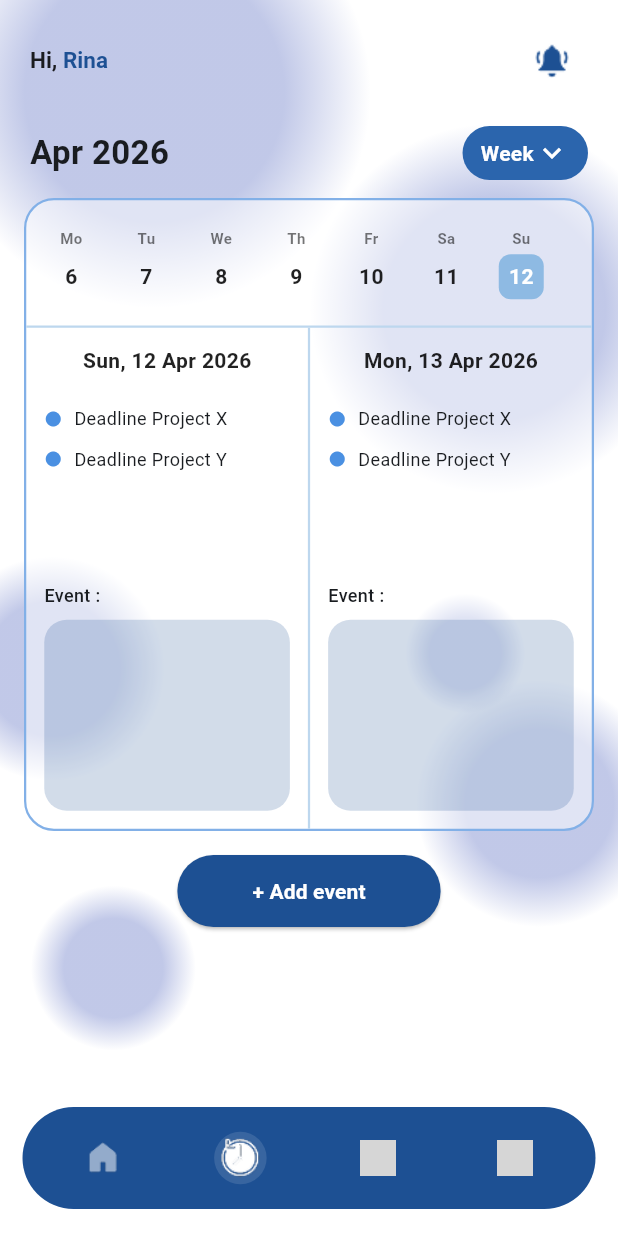
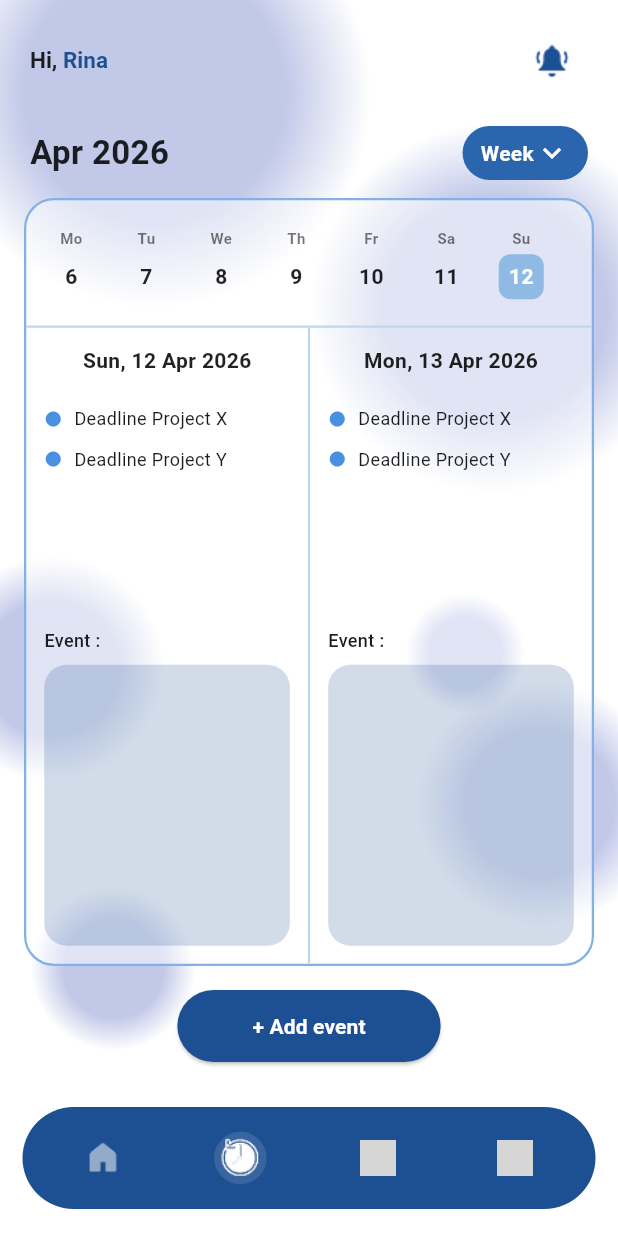
Before and after one commit to grace247r/MobileApp_Sociasync, a Flutter app: the CalendarWeekPage screen opened directly, on a phone screen of 412 x 824 dp. Run offline on Flutter 3.47's test engine with Material 3 defaults, Android fonts, the phone set to English and light mode, and no system bars; our stand-ins replace fl_chart, image_picker, shared_preferences; accounts and stored records are empty; network calls fail; grey boxes are pictures that could not be loaded.

Commit message:
update bagian calender

```diff
--- a/frontend/sociasync_app/lib/screens/calendar/calendar_week_page.dart
+++ b/frontend/sociasync_app/lib/screens/calendar/calendar_week_page.dart
@@ -131,9 +131,8 @@ class _CalendarWeekPageState extends State<CalendarWeekPage> {
     return AppBackgroundWrapper(
       child: Scaffold(
         backgroundColor: Colors.transparent,
-        body: Stack(
-          children: [
-            SafeArea(
+        body: SafeArea(
+          bottom: false,
           child: Column(
             crossAxisAlignment: CrossAxisAlignment.start,
             children: [
@@ -180,10 +179,7 @@ class _CalendarWeekPageState extends State<CalendarWeekPage> {
                     decoration: BoxDecoration(
                       color: Colors.white.withOpacity(0.5),
                       borderRadius: BorderRadius.circular(20),
-                          border: Border.all(
-                            color: Color(0xFF82B0E7),
-                            width: 1.5,
-                          ),
+                      border: Border.all(color: Color(0xFF82B0E7), width: 1.5),
                     ),
                     child: Column(
                       children: [
@@ -230,9 +226,7 @@ class _CalendarWeekPageState extends State<CalendarWeekPage> {
                 child: ElevatedButton(
                   onPressed: () => Navigator.push(
                     context,
-                        MaterialPageRoute(
-                          builder: (_) => const AddCalendarPage(),
-                        ),
+                    MaterialPageRoute(builder: (_) => const AddCalendarPage()),
                   ),
                   style: ElevatedButton.styleFrom(
                     backgroundColor: primaryBlue,
@@ -253,11 +247,9 @@ class _CalendarWeekPageState extends State<CalendarWeekPage> {
                   ),
                 ),
               ),
-                  const SizedBox(height: 110),
+              const SizedBox(height: 20),
             ],
           ),
-            ),
-          ],
         ),
         bottomNavigationBar: AppNavbar(
           selectedIndex: 1,
```
Also changed, not shown: frontend/sociasync_app/lib/screens/calendar/add_calendar_page.dart (+33 -2 lines). Lines whose indentation alone changed are shown as unchanged.
